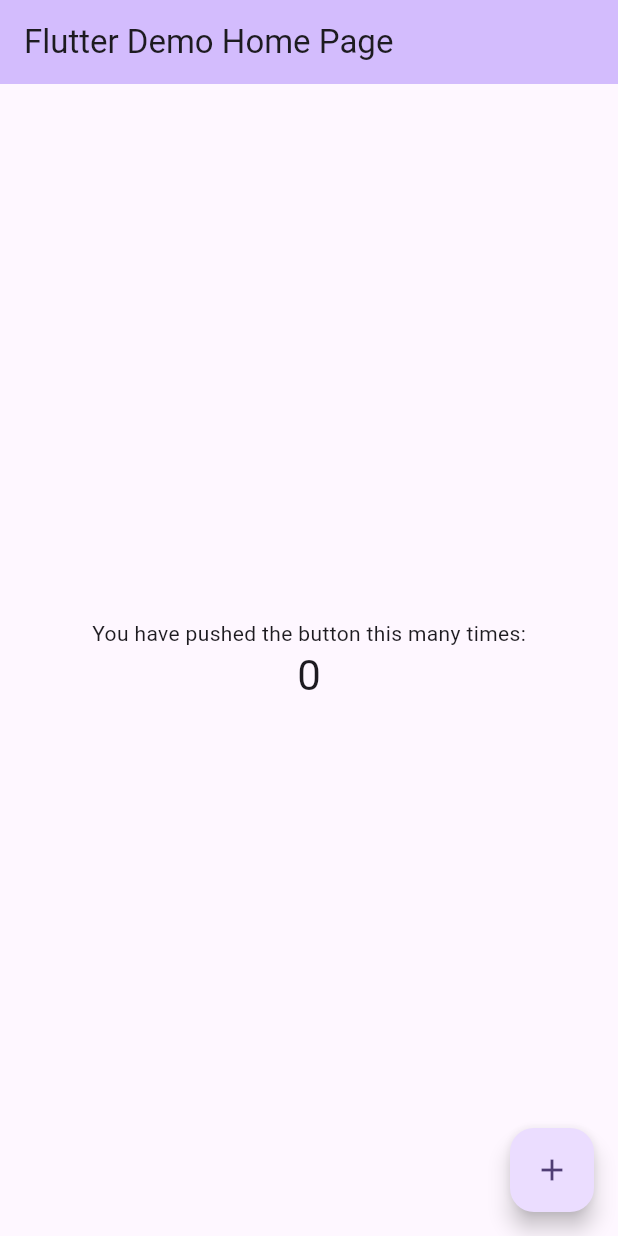
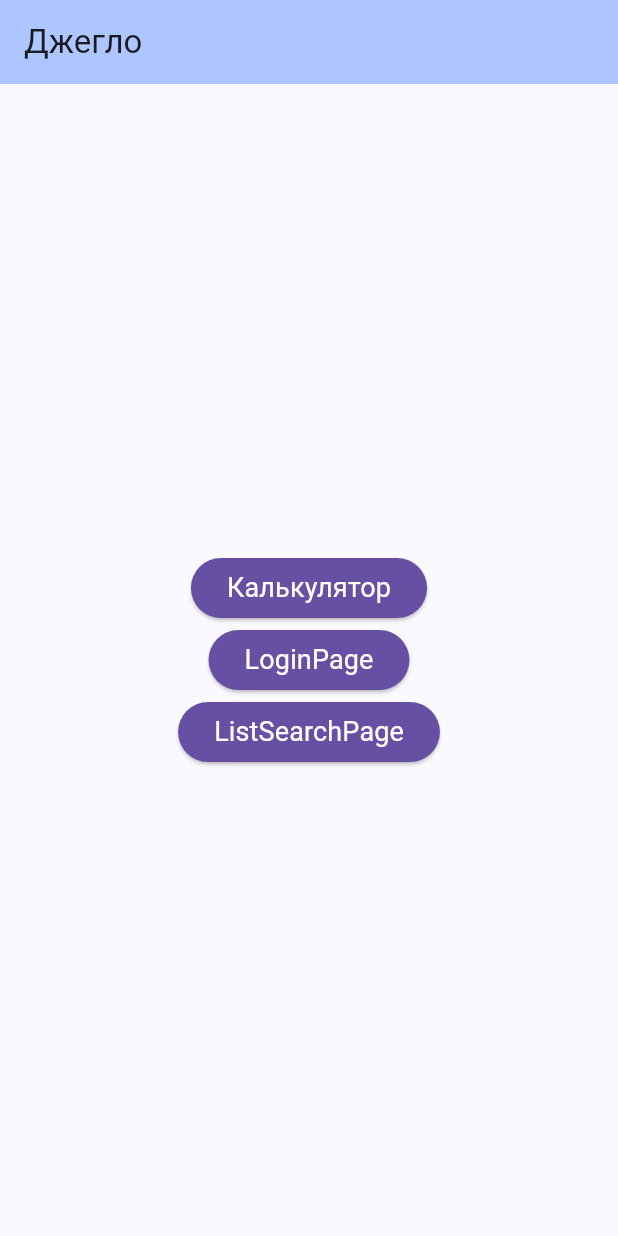
Before and after one commit to dimad2602/flutter_app_for_worker, a Flutter app: the screen it shows after launch, on a phone screen of 412 x 824 dp. Run offline on Flutter 3.47's test engine with Material 3 defaults, Android fonts, the phone set to English and light mode, and no system bars.

Commit message:
first commit

```diff
--- /dev/null
+++ b/lib/components/big_text.dart
@@ -0,0 +1,36 @@
+import 'package:flutter/material.dart';
+
+class BigText extends StatelessWidget {
+  final Color? color;
+  final String text;
+  final double size;
+  final TextOverflow overflow;
+  final bool bold;
+  final int? maxLines;
+  final FontWeight fontWeight;
+  const BigText({
+    super.key,
+    this.color = const Color(0xFF332d2b),
+    required this.text,
+    this.size = 0,
+    this.overflow = TextOverflow.ellipsis,
+    this.bold = false,
+    this.maxLines = 1,
+    this.fontWeight = FontWeight.w400,
+  });
+
+  @override
+  Widget build(BuildContext context) {
+    return Text(
+      text,
+      maxLines: maxLines,
+      overflow: overflow,
+      style: TextStyle(
+        //fontFamily: 'Roboto',
+        color: color,
+        fontSize: size==0?18:size,
+          fontWeight: bold==false?fontWeight:FontWeight.bold
+      ),
+    );
+  }
+}
--- a/lib/main.dart
+++ b/lib/main.dart
@@ -1,4 +1,8 @@
+import 'package:flutter/services.dart';
 import 'package:flutter/material.dart';
+
+import 'pages/first_page/first_page.dart';
+import 'routes.dart';
 
 void main() {
   runApp(const MyApp());
@@ -7,46 +11,28 @@
 class MyApp extends StatelessWidget {
   const MyApp({super.key});
 
-  // This widget is the root of your application.
   @override
   Widget build(BuildContext context) {
+    Color overlayColor = Colors.white;
+    final systemBarColors = SystemUiOverlayStyle(
+      systemNavigationBarColor: overlayColor,
+      statusBarColor: overlayColor,
+    );
+    SystemChrome.setSystemUIOverlayStyle(systemBarColors);
     return MaterialApp(
       title: 'Flutter Demo',
+      routes: routes,
       theme: ThemeData(
-        // This is the theme of your application.
-        //
-        // TRY THIS: Try running your application with "flutter run". You'll see
-        // the application has a blue toolbar. Then, without quitting the app,
-        // try changing the seedColor in the colorScheme below to Colors.green
-        // and then invoke "hot reload" (save your changes or press the "hot
-        // reload" button in a Flutter-supported IDE, or press "r" if you used
-        // the command line to start the app).
-        //
-        // Notice that the counter didn't reset back to zero; the application
-        // state is not lost during the reload. To reset the state, use hot
-        // restart instead.
-        //
-        // This works for code too, not just values: Most code changes can be
-        // tested with just a hot reload.
-        colorScheme: ColorScheme.fromSeed(seedColor: Colors.deepPurple),
+        colorScheme: ColorScheme.fromSeed(seedColor: const Color(0xff007aff)),
         useMaterial3: true,
       ),
-      home: const MyHomePage(title: 'Flutter Demo Home Page'),
+      //home: const MyHomePage(title: 'Джегло'),
     );
   }
 }
 
 class MyHomePage extends StatefulWidget {
   const MyHomePage({super.key, required this.title});
-
-  // This widget is the home page of your application. It is stateful, meaning
-  // that it has a State object (defined below) that contains fields that affect
-  // how it looks.
-
-  // This class is the configuration for the state. It holds the values (in this
-  // case the title) provided by the parent (in this case the App widget) and
-  // used by the build method of the State. Fields in a Widget subclass are
-  // always marked "final".
 
   final String title;
 
@@ -55,71 +41,8 @@
 }
 
 class _MyHomePageState extends State<MyHomePage> {
-  int _counter = 0;
-
-  void _incrementCounter() {
-    setState(() {
-      // This call to setState tells the Flutter framework that something has
-      // changed in this State, which causes it to rerun the build method below
-      // so that the display can reflect the updated values. If we changed
-      // _counter without calling setState(), then the build method would not be
-      // called again, and so nothing would appear to happen.
-      _counter++;
-    });
-  }
-
   @override
   Widget build(BuildContext context) {
-    // This method is rerun every time setState is called, for instance as done
-    // by the _incrementCounter method above.
-    //
-    // The Flutter framework has been optimized to make rerunning build methods
-    // fast, so that you can just rebuild anything that needs updating rather
-    // than having to individually change instances of widgets.
-    return Scaffold(
-      appBar: AppBar(
-        // TRY THIS: Try changing the color here to a specific color (to
-        // Colors.amber, perhaps?) and trigger a hot reload to see the AppBar
-        // change color while the other colors stay the same.
-        backgroundColor: Theme.of(context).colorScheme.inversePrimary,
-        // Here we take the value from the MyHomePage object that was created by
-        // the App.build method, and use it to set our appbar title.
-        title: Text(widget.title),
-      ),
-      body: Center(
-        // Center is a layout widget. It takes a single child and positions it
-        // in the middle of the parent.
-        child: Column(
-          // Column is also a layout widget. It takes a list of children and
-          // arranges them vertically. By default, it sizes itself to fit its
-          // children horizontally, and tries to be as tall as its parent.
-          //
-          // Column has various properties to control how it sizes itself and
-          // how it positions its children. Here we use mainAxisAlignment to
-          // center the children vertically; the main axis here is the vertical
-          // axis because Columns are vertical (the cross axis would be
-          // horizontal).
-          //
-          // TRY THIS: Invoke "debug painting" (choose the "Toggle Debug Paint"
-          // action in the IDE, or press "p" in the console), to see the
-          // wireframe for each widget.
-          mainAxisAlignment: MainAxisAlignment.center,
-          children: <Widget>[
-            const Text(
-              'You have pushed the button this many times:',
-            ),
-            Text(
-              '$_counter',
-              style: Theme.of(context).textTheme.headlineMedium,
-            ),
-          ],
-        ),
-      ),
-      floatingActionButton: FloatingActionButton(
-        onPressed: _incrementCounter,
-        tooltip: 'Increment',
-        child: const Icon(Icons.add),
-      ), // This trailing comma makes auto-formatting nicer for build methods.
-    );
+    return const Scaffold(body: FirstPage());
   }
 }
--- /dev/null
+++ b/lib/pages/first_page/first_page.dart
@@ -0,0 +1,59 @@
+import 'package:flutter/material.dart';
+import 'package:flutter_app_for_worker/components/big_text.dart';
+
+class FirstPage extends StatelessWidget {
+  const FirstPage({super.key});
+
+  @override
+  Widget build(BuildContext context) {
+    return Scaffold(
+      appBar: AppBar(
+        backgroundColor: Theme.of(context).colorScheme.inversePrimary,
+        title: const Text('Джегло'),
+      ),
+      body: Center(
+        child: Column(
+          mainAxisAlignment: MainAxisAlignment.center,
+          children: [
+            ElevatedButton(
+              style: ElevatedButton.styleFrom(
+                backgroundColor: const Color(0xff6750a4),
+              ),
+              onPressed: () {
+                Navigator.of(context).pushNamed('/CalculatorPage');
+              },
+              child: const BigText(
+                text: "Калькулятор",
+                color: Colors.white,
+              ),
+            ),
+            ElevatedButton(
+              style: ElevatedButton.styleFrom(
+                backgroundColor: const Color(0xff6750a4),
+              ),
+              onPressed: () {
+                Navigator.of(context).pushNamed('/LoginPage');
+              },
+              child: const BigText(
+                text: "LoginPage",
+                color: Colors.white,
+              ),
+            ),
+            ElevatedButton(
+              style: ElevatedButton.styleFrom(
+                backgroundColor: const Color(0xff6750a4),
+              ),
+              onPressed: () {
+                Navigator.of(context).pushNamed('/ListSearchPage');
+              },
+              child: const BigText(
+                text: "ListSearchPage",
+                color: Colors.white,
+              ),
+            ),
+          ],
+        ),
+      ),
+    );
+  }
+}
--- /dev/null
+++ b/lib/routes.dart
@@ -0,0 +1,12 @@
+
+import 'package:flutter/material.dart';
+import 'package:flutter_app_for_worker/pages/first_page/first_page.dart';
+
+final Map<String, Widget Function(BuildContext context)> routes = {
+  '/': (BuildContext context) => const FirstPage(),
+  //'/CalculatorPage': (BuildContext context) => const CalculatorPage(),
+  // '/LoginPage': (BuildContext context) => BlocProvider(
+  //       create: (context) => LoginBloc(LoginRepository()),
+  //       child: LoginPage(),
+  //     ),
+};
```
Also changed, not shown: pubspec.yaml (+10 -3 lines), lib/locator_get.dart (added), pubspec.lock.
